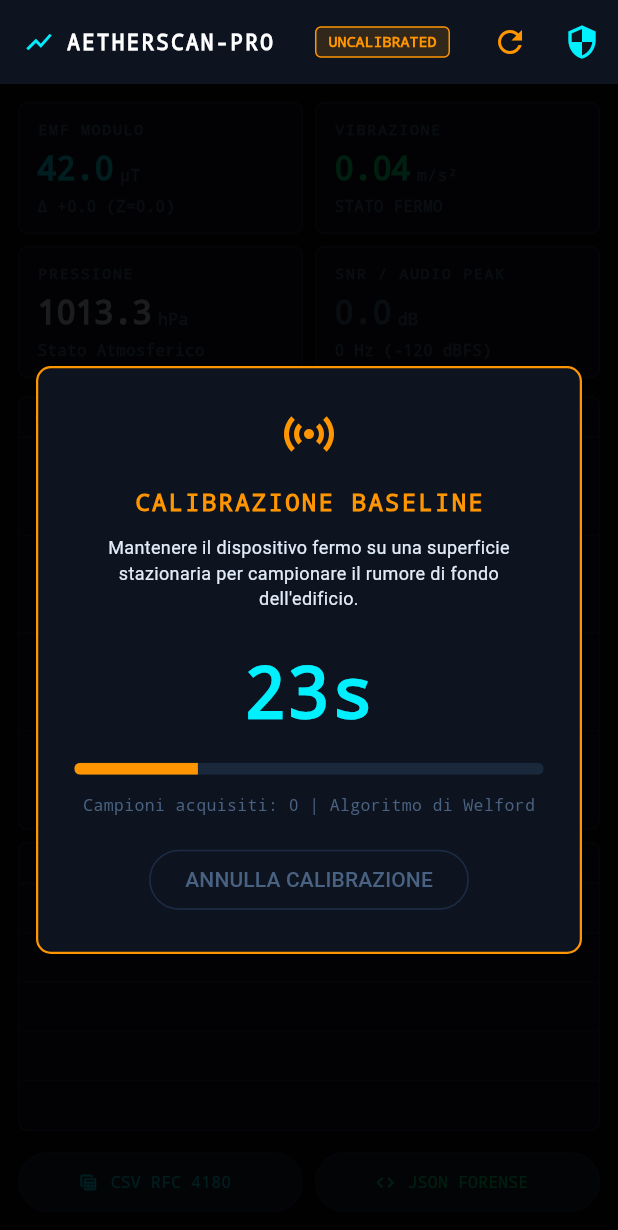
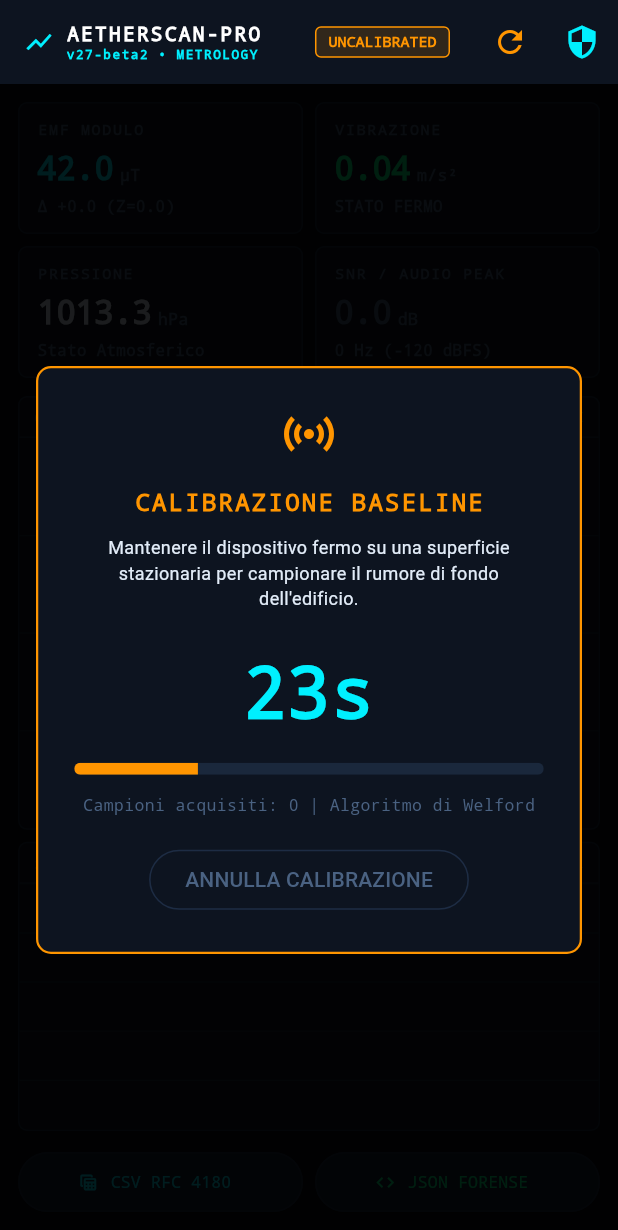
Before and after one commit to squaloman74/AetherScan-Pro, a Flutter app: the screen it shows after launch, on a phone screen of 412 x 824 dp. Shown: the top 1230 px of the screen. Run offline on Flutter 3.47's test engine with Material 3 defaults, Android fonts, the phone set to English and light mode, and no system bars.

Commit message:
chore(release): bump version to v27-beta2 (2.0.27+2) with final release packages and checksums

```diff
--- a/DISTRIBUZIONE-FINALE/SHA256_CHECKSUMS.txt
+++ b/DISTRIBUZIONE-FINALE/SHA256_CHECKSUMS.txt
@@ -1,6 +1,6 @@
-# AETHERSCAN-PRO v2.0 SCIENTIFIC METROLOGY SUITE - OFFICIAL DISTRIBUTION CHECKSUMS
-# Timestamp: 2026-11-15T14:58:00Z
-# Generated by Antigravity Metrology Build System (Dual-Trigger Coincidence Verified)
+# AETHERSCAN-PRO v27-beta2 SCIENTIFIC METROLOGY SUITE - OFFICIAL DISTRIBUTION CHECKSUMS
+# Timestamp: 2026-11-15T15:05:00Z
+# Generated by Antigravity Metrology Build System (v27-beta2 Release Candidate)
 
-3CCFC8202D1CEB6A3E9DB4B3E727D564CB0E3100130BEC222629D7994DC811EF  AetherScan-Pro-v2.0-Metrology.apk
-5C309F2B35104E66080713B29EC9445EF9CC574378F656C6F44691969A42E050  AetherScan-Pro-v2.0-Metrology-unsigned.ipa
+83D607EC8D8B41E0437B15582E8038B704F820F4580D8926A4AF6E609C6F4B68  AetherScan-Pro-v27-beta2-Metrology.apk
+5C309F2B35104E66080713B29EC9445EF9CC574378F656C6F44691969A42E050  AetherScan-Pro-v27-beta2-Metrology-unsigned.ipa
--- a/android/lib/forensic_logger.dart
+++ b/android/lib/forensic_logger.dart
@@ -260,7 +260,7 @@ class ForensicSessionLogger {
     final data = {
       'header': {
         'tool': 'AetherScan-Pro',
-        'engine': 'Scientific Forensic Logger v2.0',
+        'engine': 'Scientific Forensic Logger v27-beta2',
         'session_id': sessionId,
         'session_start': sessionStart.toIso8601String(),
         'total_entries': _entries.length,
--- a/android/lib/main.dart
+++ b/android/lib/main.dart
@@ -21,7 +21,7 @@ class AetherScanProApp extends StatelessWidget {
   @override
   Widget build(BuildContext context) {
     return MaterialApp(
-      title: 'AetherScan-Pro (Scientific Metrology Suite)',
+      title: 'AetherScan-Pro v27-beta2 (Metrology Suite)',
       debugShowCheckedModeBanner: false,
       theme: ThemeData.dark().copyWith(
         scaffoldBackgroundColor: IndustrialPalette.background,
@@ -410,14 +410,30 @@ class _IndustrialMetrologyScreenState extends State<IndustrialMetrologyScreen> {
           children: [
             const Icon(Icons.show_chart, color: IndustrialPalette.phosphorCyan, size: 20),
             const SizedBox(width: 8),
-            const Text(
+            const Column(
+              crossAxisAlignment: CrossAxisAlignment.start,
+              mainAxisSize: MainAxisSize.min,
+              children: [
+                Text(
                   'AETHERSCAN-PRO',
                   style: TextStyle(
-                fontSize: 14,
+                    fontSize: 13,
                     fontWeight: FontWeight.w900,
                     letterSpacing: 1.5,
                     fontFamily: 'monospace',
                   ),
+                ),
+                Text(
+                  'v27-beta2 • METROLOGY',
+                  style: TextStyle(
+                    fontSize: 8.5,
+                    color: IndustrialPalette.phosphorCyan,
+                    letterSpacing: 1.0,
+                    fontFamily: 'monospace',
+                    fontWeight: FontWeight.bold,
+                  ),
+                ),
+              ],
             ),
             const Spacer(),
             Container(
--- a/ios-repo/lib/forensic_logger.dart
+++ b/ios-repo/lib/forensic_logger.dart
@@ -260,7 +260,7 @@ class ForensicSessionLogger {
     final data = {
       'header': {
         'tool': 'AetherScan-Pro',
-        'engine': 'Scientific Forensic Logger v2.0',
+        'engine': 'Scientific Forensic Logger v27-beta2',
         'session_id': sessionId,
         'session_start': sessionStart.toIso8601String(),
         'total_entries': _entries.length,
--- a/ios-repo/lib/main.dart
+++ b/ios-repo/lib/main.dart
@@ -21,7 +21,7 @@ class AetherScanProApp extends StatelessWidget {
   @override
   Widget build(BuildContext context) {
     return MaterialApp(
-      title: 'AetherScan-Pro (Scientific Metrology Suite)',
+      title: 'AetherScan-Pro v27-beta2 (Metrology Suite)',
       debugShowCheckedModeBanner: false,
       theme: ThemeData.dark().copyWith(
         scaffoldBackgroundColor: IndustrialPalette.background,
@@ -410,14 +410,30 @@ class _IndustrialMetrologyScreenState extends State<IndustrialMetrologyScreen> {
           children: [
             const Icon(Icons.show_chart, color: IndustrialPalette.phosphorCyan, size: 20),
             const SizedBox(width: 8),
-            const Text(
+            const Column(
+              crossAxisAlignment: CrossAxisAlignment.start,
+              mainAxisSize: MainAxisSize.min,
+              children: [
+                Text(
                   'AETHERSCAN-PRO',
                   style: TextStyle(
-                fontSize: 14,
+                    fontSize: 13,
                     fontWeight: FontWeight.w900,
                     letterSpacing: 1.5,
                     fontFamily: 'monospace',
                   ),
+                ),
+                Text(
+                  'v27-beta2 • METROLOGY',
+                  style: TextStyle(
+                    fontSize: 8.5,
+                    color: IndustrialPalette.phosphorCyan,
+                    letterSpacing: 1.0,
+                    fontFamily: 'monospace',
+                    fontWeight: FontWeight.bold,
+                  ),
+                ),
+              ],
             ),
             const Spacer(),
             Container(
--- a/ios-repo/pubspec.yaml
+++ b/ios-repo/pubspec.yaml
@@ -16,7 +16,7 @@ publish_to: 'none' # Remove this line if you wish to publish to pub.dev
 # https://developer.apple.com/library/archive/documentation/General/Reference/InfoPlistKeyReference/Articles/CoreFoundationKeys.html
 # In Windows, build-name is used as the major, minor, and patch parts
 # of the product and file versions while build-number is used as the build suffix.
-version: 1.0.0+1
+version: 2.0.27+2
 
 environment:
   sdk: ^3.12.2
```
Also changed, not shown: 4 other files. Lines whose indentation alone changed are shown as unchanged.
